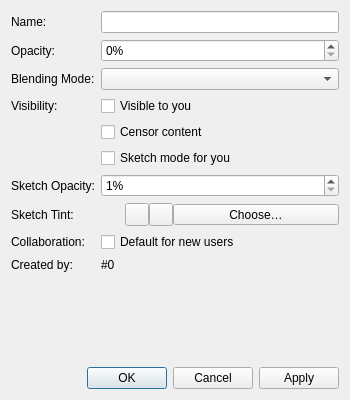
drawpile/Drawpile, file src/desktop/ui/layerproperties.ui: the form before one commit.
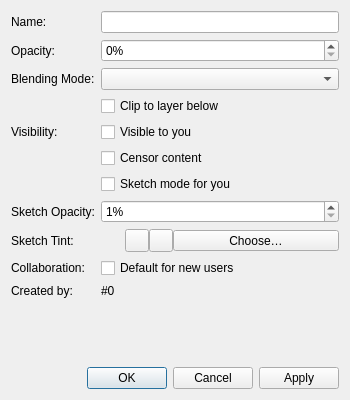
The form after the commit. Custom widgets are drawn as their Qt base class.

Commit message: Implement "clip to layer below" layer attribute

```diff
--- a/src/desktop/ui/layerproperties.ui
+++ b/src/desktop/ui/layerproperties.ui
@@ -237,6 +237,13 @@
      </layout>
     </widget>
    </item>
+   <item row="5" column="1">
+    <widget class="QCheckBox" name="clip">
+     <property name="text">
+      <string>Clip to layer below</string>
+     </property>
+    </widget>
+   </item>
   </layout>
  </widget>
  <customwidgets>
```
The commit also changes 34 other files.
